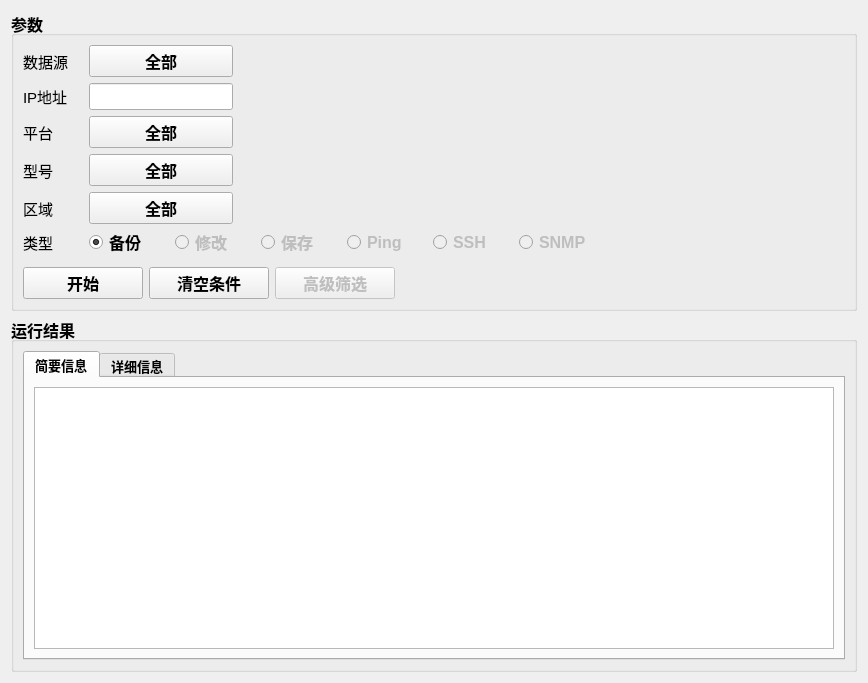
Old version of the form app/resource/ui/AutoInterface.ui in the repository kiraster/NetOpsGUI.
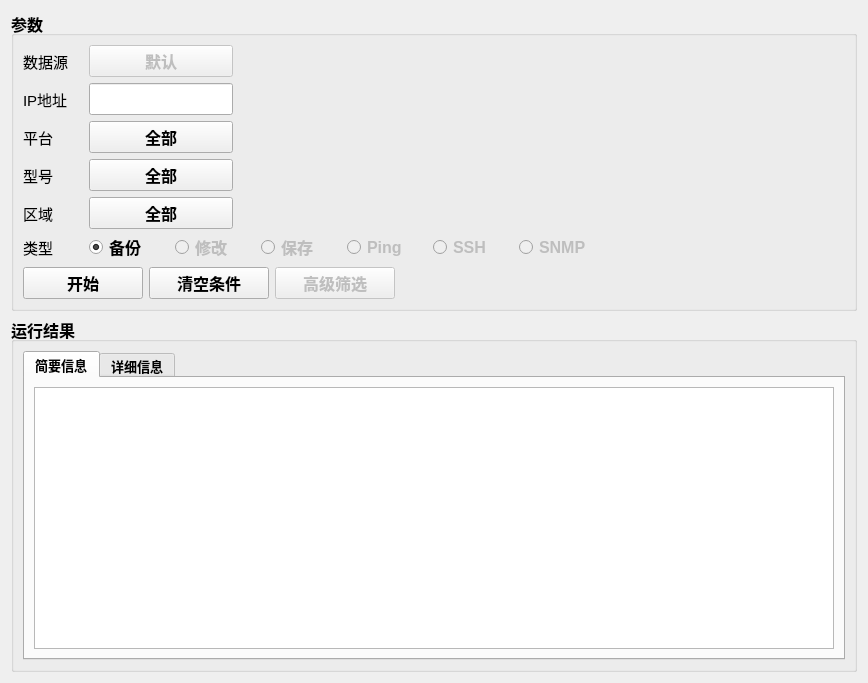
New version of the form. Custom widgets are drawn as their Qt base class.

Commit message: 修改UI文件，定义combobox的宽高，禁用数据源combobox

```diff
--- a/app/resource/ui/AutoInterface.ui
+++ b/app/resource/ui/AutoInterface.ui
@@ -74,14 +74,23 @@
           </item>
           <item>
            <widget class="ComboBox" name="data_combobox">
+            <property name="enabled">
+             <bool>false</bool>
+            </property>
+            <property name="minimumSize">
+             <size>
+              <width>0</width>
+              <height>32</height>
+             </size>
+            </property>
             <property name="maximumSize">
              <size>
               <width>144</width>
-              <height>16777215</height>
+              <height>32</height>
              </size>
             </property>
             <property name="text">
-             <string>全部</string>
+             <string>默认</string>
             </property>
            </widget>
           </item>
@@ -133,10 +142,16 @@
             <property name="enabled">
              <bool>true</bool>
             </property>
+            <property name="minimumSize">
+             <size>
+              <width>0</width>
+              <height>32</height>
+             </size>
+            </property>
             <property name="maximumSize">
              <size>
               <width>144</width>
-              <height>33</height>
+              <height>32</height>
              </size>
             </property>
             <property name="text">
@@ -189,10 +204,16 @@
           </item>
           <item>
            <widget class="ComboBox" name="platform_combobox">
+            <property name="minimumSize">
+             <size>
+              <width>0</width>
+              <height>32</height>
+             </size>
+            </property>
             <property name="maximumSize">
              <size>
               <width>144</width>
-              <height>16777215</height>
+              <height>32</height>
              </size>
             </property>
             <property name="text">
@@ -251,10 +272,16 @@
           </item>
           <item>
            <widget class="ComboBox" name="model_combobox">
+            <property name="minimumSize">
+             <size>
+              <width>0</width>
+              <height>32</height>
+             </size>
+            </property>
             <property name="maximumSize">
              <size>
               <width>144</width>
-              <height>16777215</height>
+              <height>32</height>
              </size>
             </property>
             <property name="text">
@@ -307,10 +334,16 @@
           </item>
           <item>
            <widget class="ComboBox" name="area_combobox">
+            <property name="minimumSize">
+             <size>
+              <width>0</width>
+              <height>32</height>
+             </size>
+            </property>
             <property name="maximumSize">
              <size>
               <width>144</width>
-              <height>16777215</height>
+              <height>32</height>
              </size>
             </property>
             <property name="text">
```
Left out of the diff: 6 changed lines with no effect on the pictures. The commit also changes 1 other file.
